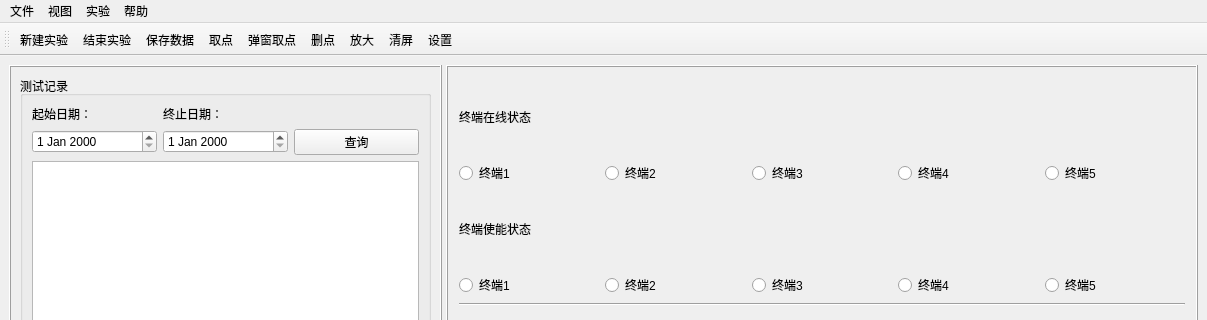
Above: mainwin.ui from WirelessDataCollect/UpperMonitor before the change; both pictures show x 0 to 1207 and y 0 to 320 of the 1207 by 809 pixel window. Below: the same form after it.
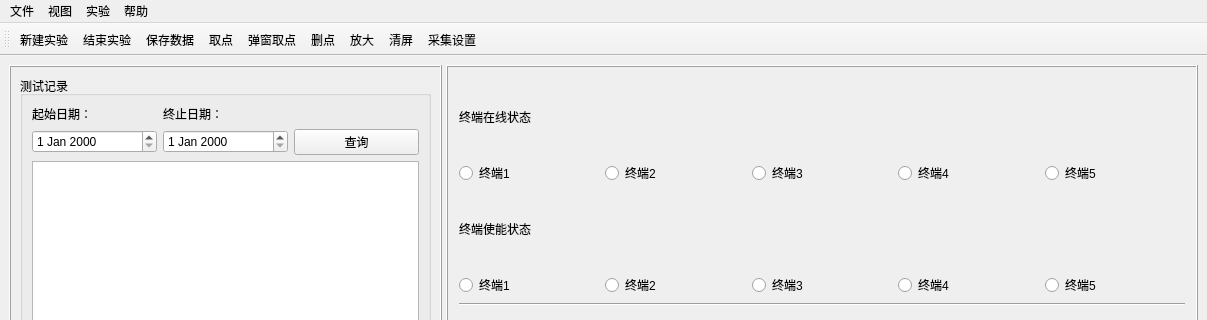
That is the form after the change. Icons and pictures are not drawn.

Patch:
```diff
--- a/mainwin.ui
+++ b/mainwin.ui
@@ -504,7 +504,7 @@
      <normaloff>:/ico/ico/icons/exit.bmp</normaloff>:/ico/ico/icons/exit.bmp</iconset>
    </property>
    <property name="text">
-    <string>设置</string>
+    <string>采集设置</string>
    </property>
   </action>
   <action name="action_5">
```
Left out of the diff: 31 changed lines with no effect on the pictures.
